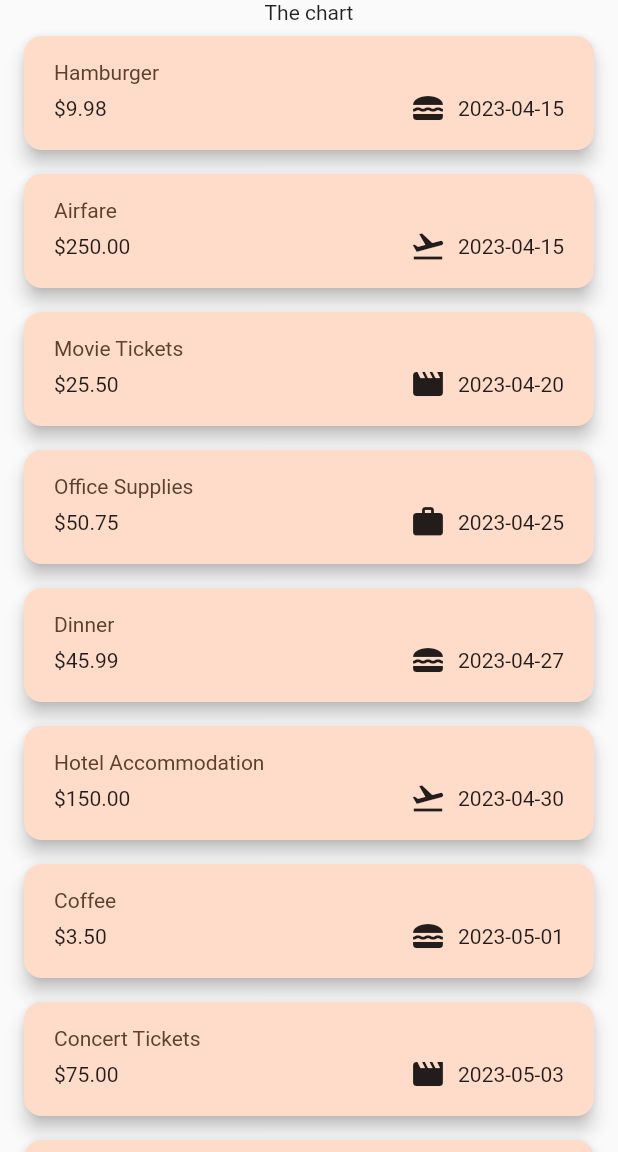
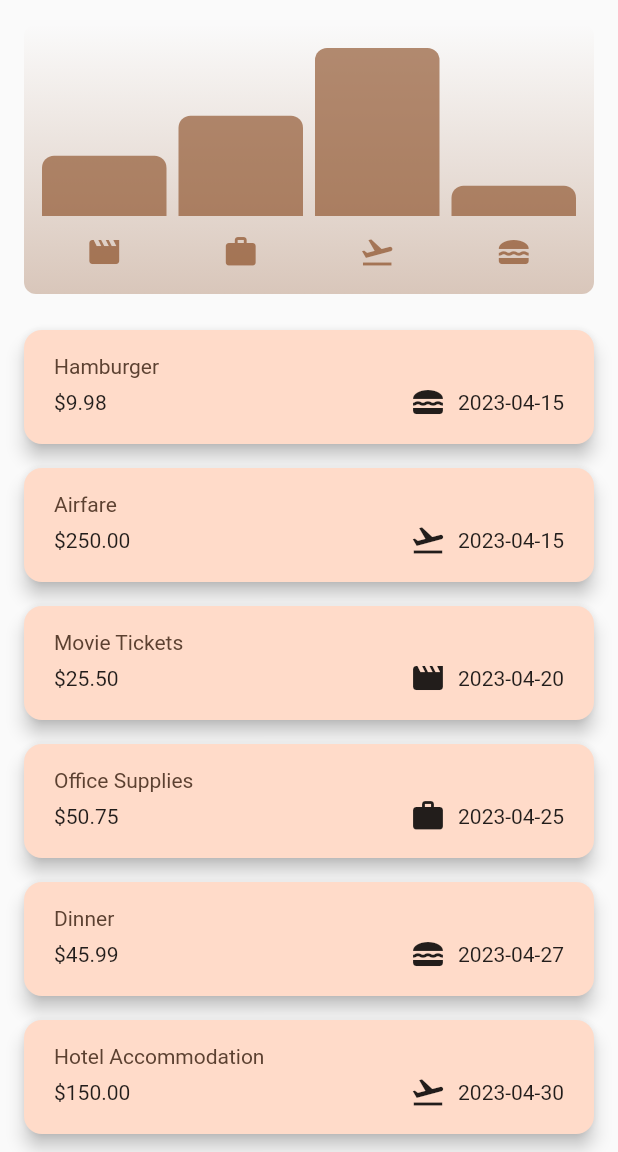
Before and after one commit to K-Mose/Flutter_Udemy_course, a Flutter app: the screen it shows after launch, on a phone screen of 412 x 824 dp, the part 84-1236 px from its top. Run offline on Flutter 3.47's test engine with Material 2 defaults, Android fonts, the phone set to English and light mode, and no system bars; missing offline and left inert: dart:ffi.

Commit message:
Adding Chart Widget

```diff
--- /dev/null
+++ b/expense_tracker/lib/widgets/chart/chart.dart
@@ -0,0 +1,81 @@
+import 'package:expense_tracker/widgets/chart/chart_bar.dart';
+import 'package:flutter/material.dart';
+import 'package:expense_tracker/model/expense.dart';
+
+class Chart extends StatelessWidget {
+  const Chart({Key? key, required this.expenses}) : super(key: key);
+
+  final List<Expense> expenses;
+
+  List<ExpenseBucket> get buckets {
+   return [
+     ExpenseBucket.forCategory(expenses, Category.leisure),
+     ExpenseBucket.forCategory(expenses, Category.work),
+     ExpenseBucket.forCategory(expenses, Category.travel),
+     ExpenseBucket.forCategory(expenses, Category.food),
+   ];
+  }
+
+  double get maxTotalExpense =>
+      buckets.fold(0, (p, bucket) => p > bucket.totalExpenses ? p : bucket.totalExpenses);
+
+  @override
+  Widget build(BuildContext context) {
+    final isDarkMode =
+        MediaQuery.of(context).platformBrightness == Brightness.dark;
+    return Container(
+      margin: const EdgeInsets.all(16),
+      padding: const EdgeInsets.symmetric(
+        vertical: 16,
+        horizontal: 8,
+      ),
+      width: double.infinity,
+      height: 180,
+      decoration: BoxDecoration(
+        borderRadius: BorderRadius.circular(8),
+        gradient: LinearGradient(
+          colors: [
+            Theme.of(context).colorScheme.primary.withOpacity(0.3),
+            Theme.of(context).colorScheme.primary.withOpacity(0.0)
+          ],
+          begin: Alignment.bottomCenter,
+          end: Alignment.topCenter,
+        ),
+      ),
+      child: Column(
+        children: [
+          Expanded(
+            child: Row(
+              crossAxisAlignment: CrossAxisAlignment.end,
+              children: buckets.map((bucket) =>
+                  ChartBar(  fill: bucket.totalExpenses == 0
+                    ? 0
+                    : bucket.totalExpenses / maxTotalExpense, )).toList(),
+            ),
+          ),
+          const SizedBox(height: 12),
+          Row(
+            children: buckets
+                .map(
+                  (bucket) => Expanded(
+                child: Padding(
+                  padding: const EdgeInsets.symmetric(horizontal: 4),
+                  child: Icon(
+                    categoryIcons[bucket.category],
+                    color: isDarkMode
+                        ? Theme.of(context).colorScheme.secondary
+                        : Theme.of(context)
+                        .colorScheme
+                        .primary
+                        .withOpacity(0.7),
+                  ),
+                ),
+              ),
+            )
+                .toList(),
+          )
+        ],
+      ),
+    );
+  }
+}
--- /dev/null
+++ b/expense_tracker/lib/widgets/chart/chart_bar.dart
@@ -0,0 +1,34 @@
+import 'package:flutter/material.dart';
+
+class ChartBar extends StatelessWidget {
+  const ChartBar({
+    super.key,
+    required this.fill,
+  });
+
+  final double fill;
+
+  @override
+  Widget build(BuildContext context) {
+    final isDarkMode =
+        MediaQuery.of(context).platformBrightness == Brightness.dark;
+    return Expanded(
+      child: Padding(
+        padding: const EdgeInsets.symmetric(horizontal: 4),
+        child: FractionallySizedBox(
+          heightFactor: fill,
+          child: DecoratedBox(
+            decoration: BoxDecoration(
+              shape: BoxShape.rectangle,
+              borderRadius:
+              const BorderRadius.vertical(top: Radius.circular(8)),
+              color: isDarkMode
+                  ? Theme.of(context).colorScheme.secondary
+                  : Theme.of(context).colorScheme.primary.withOpacity(0.65),
+            ),
+          ),
+        ),
+      ),
+    );
+  }
+}
--- a/expense_tracker/lib/widgets/expenses.dart
+++ b/expense_tracker/lib/widgets/expenses.dart
@@ -1,3 +1,4 @@
+import 'package:expense_tracker/widgets/chart/chart.dart';
 import 'package:expense_tracker/widgets/expenses_list/expenses_list.dart';
 import 'package:expense_tracker/model/expense.dart';
 import 'package:expense_tracker/widgets/new_expense.dart';
@@ -155,7 +156,7 @@ class _ExpensesState extends State<Expenses> {
         ),
         body: Column(
           children: [
-            const Text("The chart"),
+            Chart(expenses: _registeredExpense),
             Expanded(child: mainContent)
           ],
         ),
```
